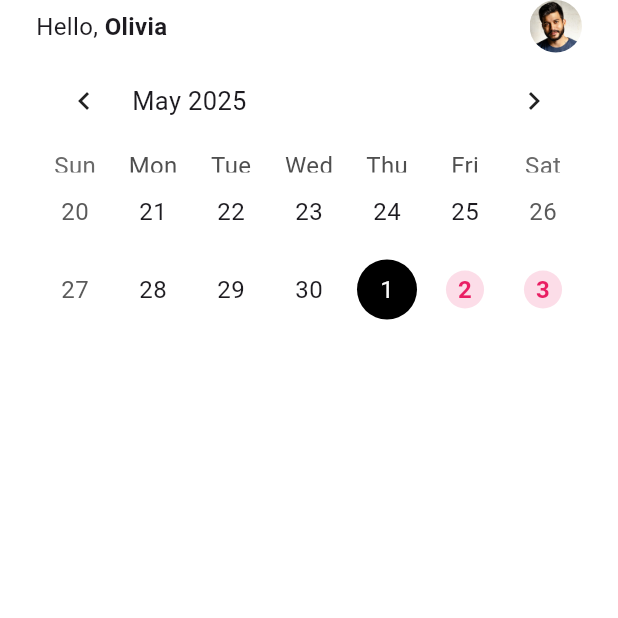
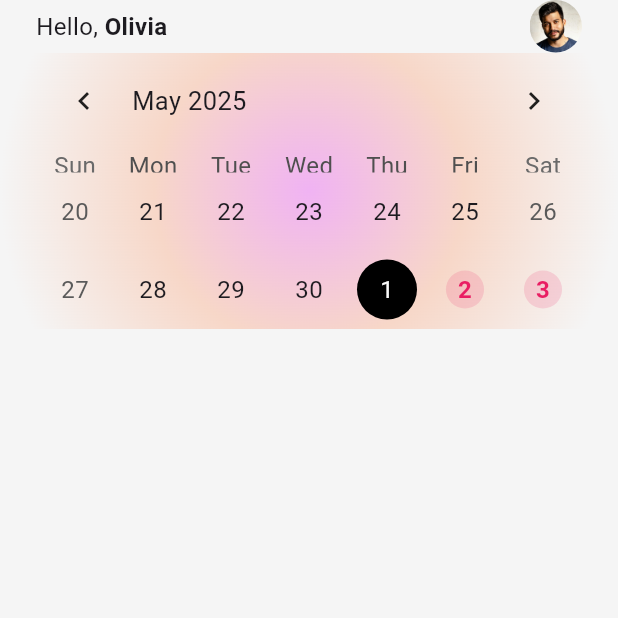
Before and after one commit to ClarenceLaria/ovia, a Flutter app: the HomeScreen screen opened directly, on a phone screen of 412 x 824 dp, the top half of it. Run offline on Flutter 3.47's test engine with Material 3 defaults, Android fonts, the light colour scheme and no system bars; drawn by our look-alikes of table_calendar; our stand-ins replace smooth_page_indicator.

Commit message:
Calendar UI Updates

```diff
--- a/lib/features/home/calendar.dart
+++ b/lib/features/home/calendar.dart
@@ -36,7 +36,14 @@ class _CalendarState extends State<CycleCalendar> {
 
   @override
   Widget build(BuildContext context){
-    return Padding(
+    return Container(
+      decoration: const BoxDecoration(
+        image: DecorationImage(
+          image: AssetImage('assets/images/bg.png'),
+          fit: BoxFit.cover,
+        ),
+      ),
+      child: Padding(
         padding: const EdgeInsets.symmetric(horizontal: 24.0),
         child: TableCalendar(
           firstDay: DateTime.utc(2020, 1, 1),
@@ -85,6 +92,7 @@ class _CalendarState extends State<CycleCalendar> {
             });
           },
         ),
+      ),
     );
   }
 
--- a/lib/screens/home_screen.dart
+++ b/lib/screens/home_screen.dart
@@ -8,10 +8,12 @@ class HomeScreen extends StatelessWidget {
   @override
   Widget build(BuildContext context) {
     return const Scaffold(
+      backgroundColor: Color.fromARGB(255, 245, 245, 245),
       body: SafeArea(
         child: Column(
           children: [
             Header(),
+            // GradientContainer(colors: [Color.fromARGB(255, 240, 179, 243), Color.fromARGB(255,247,215,200)], begin: Alignment.topLeft, end: Alignment.bottomRight, child: CycleCalendar())
             CycleCalendar(),
           ],
         )
```
Also changed, not shown: lib/features/home/gradient.dart (added, +31 -0 lines), pubspec.yaml (+0 -9 lines), assets/images/bg.png (added), assets/images/onboarding/child.jpg (deleted), assets/images/onboarding/cramps2.png (deleted), assets/images/onboarding/family.jpg (deleted), assets/images/onboarding/infant.jpg (deleted), assets/images/onboarding/mother_holding_child.jpg (deleted), assets/images/onboarding/mother_holding_child1.jpg (deleted), assets/images/onboarding/mother_holding_child2.jpg (deleted), assets/images/onboarding/mother_holding_child3.jpg (deleted), assets/images/onboarding/pregnant2.png (deleted), 1 other file. Lines whose indentation alone changed are shown as unchanged.
